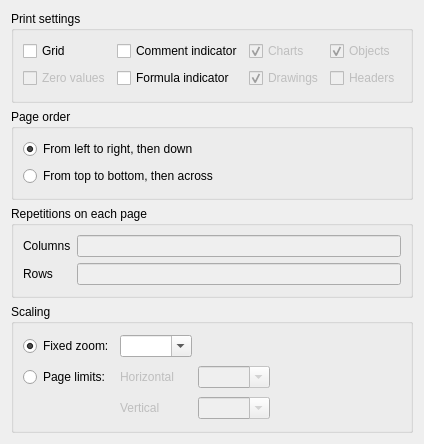
This is kspread/dialogs/PageLayoutSheetPage.ui in KDE/calligra as Qt 5 draws it before an edit. The edited form follows.
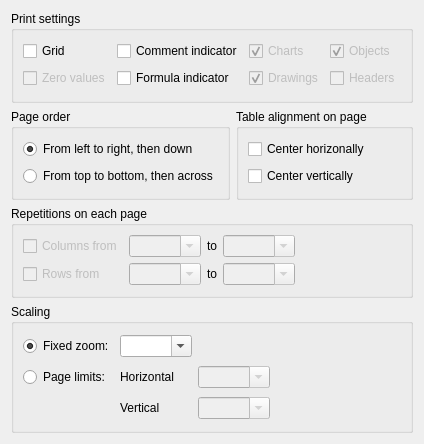
This is the edited form. Custom widgets are drawn as their Qt base class.

Commit message:
Printing	Disable the page setup dialog in the print dialog.
		Support centering the table horizontally and/or vertically on the page.

		Prepare column/row repetitions on each page.

What changed in the file:
```diff
--- a/kspread/dialogs/PageLayoutSheetPage.ui
+++ b/kspread/dialogs/PageLayoutSheetPage.ui
@@ -27,8 +27,8 @@
     <height>444</height>
    </rect>
   </property>
-  <layout class="QVBoxLayout" name="verticalLayout_2" >
-   <item>
+  <layout class="QGridLayout" name="gridLayout_4" >
+   <item row="0" column="0" colspan="2" >
     <widget class="QGroupBox" name="groupBox" >
      <property name="title" >
       <string>Print settings</string>
@@ -117,7 +117,7 @@
      </layout>
     </widget>
    </item>
-   <item>
+   <item row="1" column="0" >
     <widget class="QGroupBox" name="groupBox_2" >
      <property name="title" >
       <string>Page order</string>
@@ -143,44 +143,126 @@
      </layout>
     </widget>
    </item>
-   <item>
+   <item row="1" column="1" >
+    <widget class="QGroupBox" name="groupBox_5" >
+     <property name="title" >
+      <string>Table alignment on page</string>
+     </property>
+     <layout class="QVBoxLayout" name="verticalLayout_2" >
+      <item>
+       <widget class="QCheckBox" name="horizontalCheckBox" >
+        <property name="text" >
+         <string>Center horizonally</string>
+        </property>
+       </widget>
+      </item>
+      <item>
+       <widget class="QCheckBox" name="verticalCheckBox" >
+        <property name="text" >
+         <string>Center vertically</string>
+        </property>
+       </widget>
+      </item>
+     </layout>
+    </widget>
+   </item>
+   <item row="2" column="0" colspan="2" >
     <widget class="QGroupBox" name="groupBox_3" >
      <property name="title" >
       <string>Repetitions on each page</string>
      </property>
      <layout class="QGridLayout" name="gridLayout_2" >
       <item row="0" column="0" >
-       <widget class="QLabel" name="label" >
-        <property name="text" >
-         <string>Columns</string>
-        </property>
-       </widget>
-      </item>
-      <item row="0" column="1" >
-       <widget class="KLineEdit" name="columnsLineEdit" >
+       <widget class="QCheckBox" name="columnsCheckBox" >
         <property name="enabled" >
          <bool>false</bool>
         </property>
+        <property name="text" >
+         <string>Columns from</string>
+        </property>
        </widget>
       </item>
       <item row="1" column="0" >
+       <widget class="QCheckBox" name="rowsCheckBox" >
+        <property name="enabled" >
+         <bool>false</bool>
+        </property>
+        <property name="text" >
+         <string>Rows from</string>
+        </property>
+       </widget>
+      </item>
+      <item row="1" column="2" >
        <widget class="QLabel" name="label_2" >
         <property name="text" >
-         <string>Rows</string>
+         <string>to</string>
+        </property>
+       </widget>
+      </item>
+      <item row="0" column="2" >
+       <widget class="QLabel" name="label_1" >
+        <property name="text" >
+         <string>to</string>
         </property>
        </widget>
       </item>
       <item row="1" column="1" >
-       <widget class="KLineEdit" name="rowsLineEdit" >
+       <widget class="KComboBox" name="startRowComboBox" >
         <property name="enabled" >
          <bool>false</bool>
         </property>
+        <property name="editable" >
+         <bool>true</bool>
+        </property>
        </widget>
       </item>
+      <item row="0" column="1" >
+       <widget class="KComboBox" name="startColumnComboBox" >
+        <property name="enabled" >
+         <bool>false</bool>
+        </property>
+        <property name="editable" >
+         <bool>true</bool>
+        </property>
+       </widget>
+      </item>
+      <item row="1" column="3" >
+       <widget class="KComboBox" name="endRowComboBox" >
+        <property name="enabled" >
+         <bool>false</bool>
+        </property>
+        <property name="editable" >
+         <bool>true</bool>
+        </property>
+       </widget>
+      </item>
+      <item row="0" column="3" >
+       <widget class="KComboBox" name="endColumnComboBox" >
+        <property name="enabled" >
+         <bool>false</bool>
+        </property>
+        <property name="editable" >
+         <bool>true</bool>
+        </property>
+       </widget>
+      </item>
+      <item rowspan="2" row="0" column="4" >
+       <spacer name="horizontalSpacer_2" >
+        <property name="orientation" >
+         <enum>Qt::Horizontal</enum>
+        </property>
+        <property name="sizeHint" stdset="0" >
+         <size>
+          <width>40</width>
+          <height>20</height>
+         </size>
+        </property>
+       </spacer>
+      </item>
      </layout>
     </widget>
    </item>
-   <item>
+   <item row="3" column="0" colspan="2" >
     <widget class="QGroupBox" name="groupBox_4" >
      <property name="title" >
       <string>Scaling</string>
@@ -226,7 +308,7 @@
       <item row="1" column="1" >
        <widget class="QLabel" name="label_3" >
         <property name="enabled" >
-         <bool>false</bool>
+         <bool>true</bool>
         </property>
         <property name="text" >
          <string>Horizontal</string>
@@ -246,7 +328,7 @@
       <item row="2" column="1" >
        <widget class="QLabel" name="label_4" >
         <property name="enabled" >
-         <bool>false</bool>
+         <bool>true</bool>
         </property>
         <property name="text" >
          <string>Vertical</string>
@@ -274,11 +356,6 @@
    <extends>QComboBox</extends>
    <header>kcombobox.h</header>
   </customwidget>
-  <customwidget>
-   <class>KLineEdit</class>
-   <extends>QLineEdit</extends>
-   <header>klineedit.h</header>
-  </customwidget>
  </customwidgets>
  <resources/>
  <connections/>
```
The commit also changes 7 other files.
